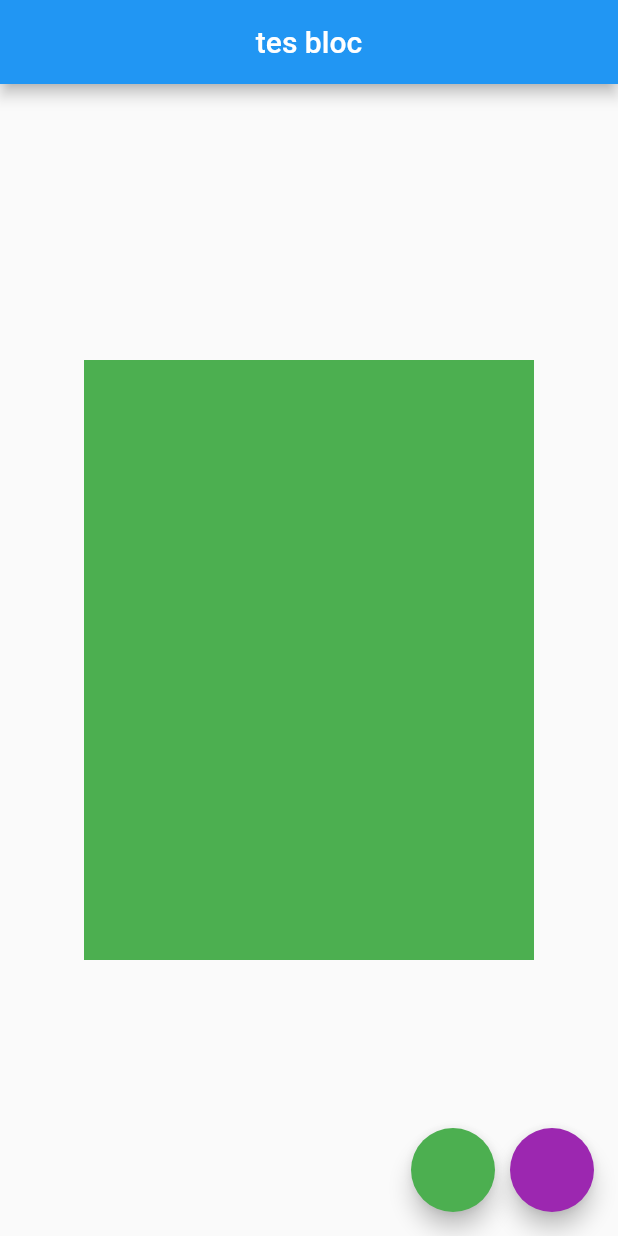
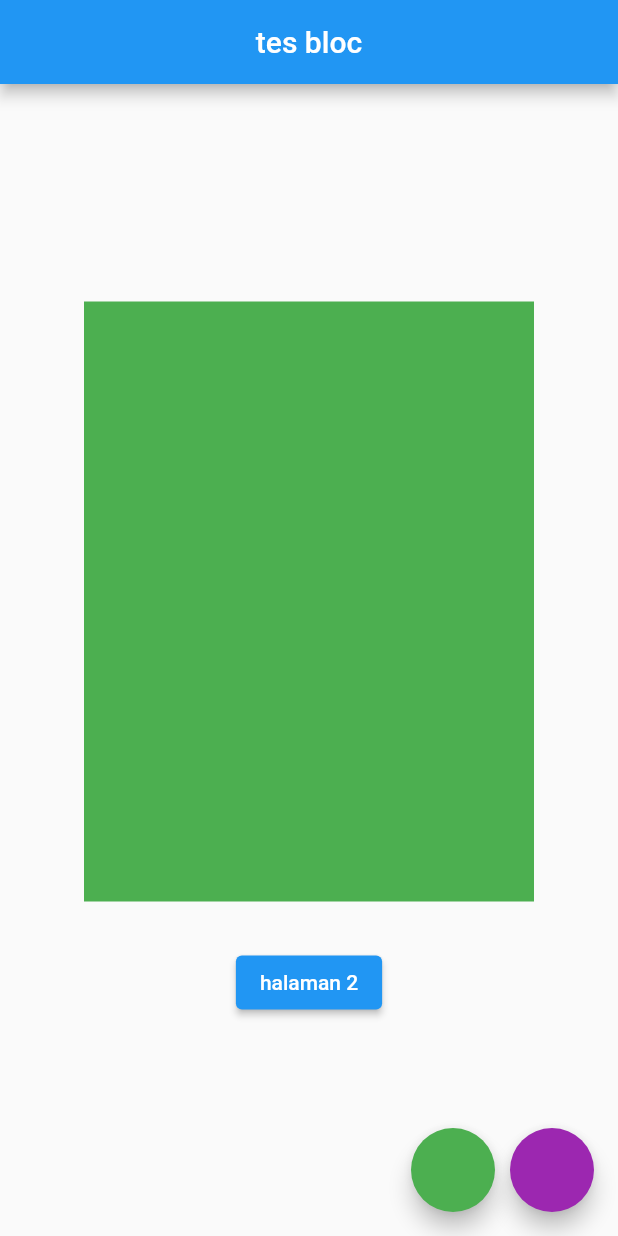
Before and after one commit to cybaric/tes_bloc, a Flutter app: the screen it shows after launch, on a phone screen of 412 x 824 dp. Run offline on Flutter 3.47's test engine with Material 2 defaults, Android fonts, the phone set to English and light mode, and no system bars; our stand-ins replace bloc, flutter_bloc.

Commit message:
penambahan halaman

```diff
--- a/lib/main.dart
+++ b/lib/main.dart
@@ -1,6 +1,7 @@
 import 'package:flutter/material.dart';
 import 'package:flutter_bloc/flutter_bloc.dart';
 import 'color_bloc.dart';
+import 'page2.dart';
 
 void main() {
   runApp(MyApp());
@@ -9,7 +10,8 @@ void main() {
 class MyApp extends StatelessWidget {
   @override
   Widget build(BuildContext context) {
-    return MaterialApp(debugShowCheckedModeBanner: false,
+    return MaterialApp(
+      debugShowCheckedModeBanner: false,
       home: BlocProvider<ColorBloc>(
           create: (context) => ColorBloc(Colors.green), child: MainPage()),
     );
@@ -19,27 +21,29 @@ class MyApp extends StatelessWidget {
 class MainPage extends StatelessWidget {
   @override
   Widget build(BuildContext context) {
-
     return Scaffold(
       floatingActionButton:
           Row(mainAxisAlignment: MainAxisAlignment.end, children: <Widget>[
         FloatingActionButton(
             backgroundColor: Colors.green,
-            onPressed: () => context.read<ColorBloc>().add(ColorEvent.to_green)),
+            onPressed: () =>
+                context.read<ColorBloc>().add(ColorEvent.to_green)),
         SizedBox(
           width: 10,
         ),
         FloatingActionButton(
             backgroundColor: Colors.purple,
-            onPressed: () => context
-                .read<ColorBloc>()
-                .add(ColorEvent.to_purple))
+            onPressed: () =>
+                context.read<ColorBloc>().add(ColorEvent.to_purple))
       ]),
       appBar: AppBar(
         title: Center(child: Text('tes bloc')),
       ),
       body: Center(
-        child: BlocBuilder<ColorBloc, Color>(
+        child: Column(
+            mainAxisAlignment: MainAxisAlignment.center,
+            children: <Widget>[
+              BlocBuilder<ColorBloc, Color>(
                 builder: (context, currentColor) => AnimatedContainer(
                   width: 300,
                   height: 400,
@@ -47,6 +51,18 @@ class MainPage extends StatelessWidget {
                   duration: Duration(seconds: 3),
                 ),
               ),
+              SizedBox(
+                height: 30,
+              ),
+              ElevatedButton(
+                  onPressed: () {
+                    Navigator.push(context,
+                        MaterialPageRoute(builder: (context) {
+                      return Page2();
+                    }));
+                  },
+                  child: Text('halaman 2'))
+            ]),
       ),
     );
   }
```
Also changed, not shown: lib/page2.dart (added, +23 -0 lines). Lines whose indentation alone changed are shown as unchanged.
